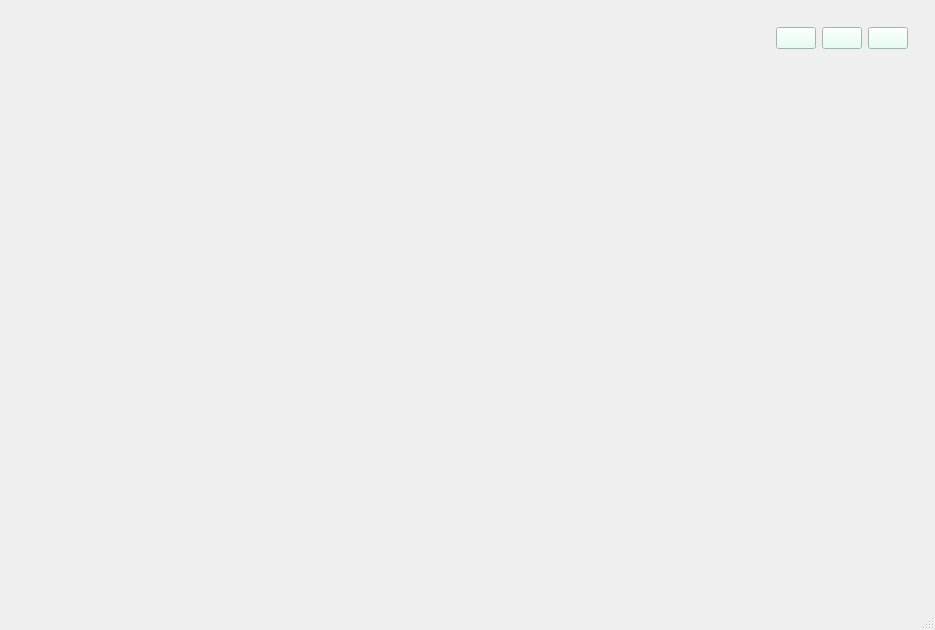
First picture: the form in mainwindow.ui, repository at1d7/DDAS_Client, before the edit.
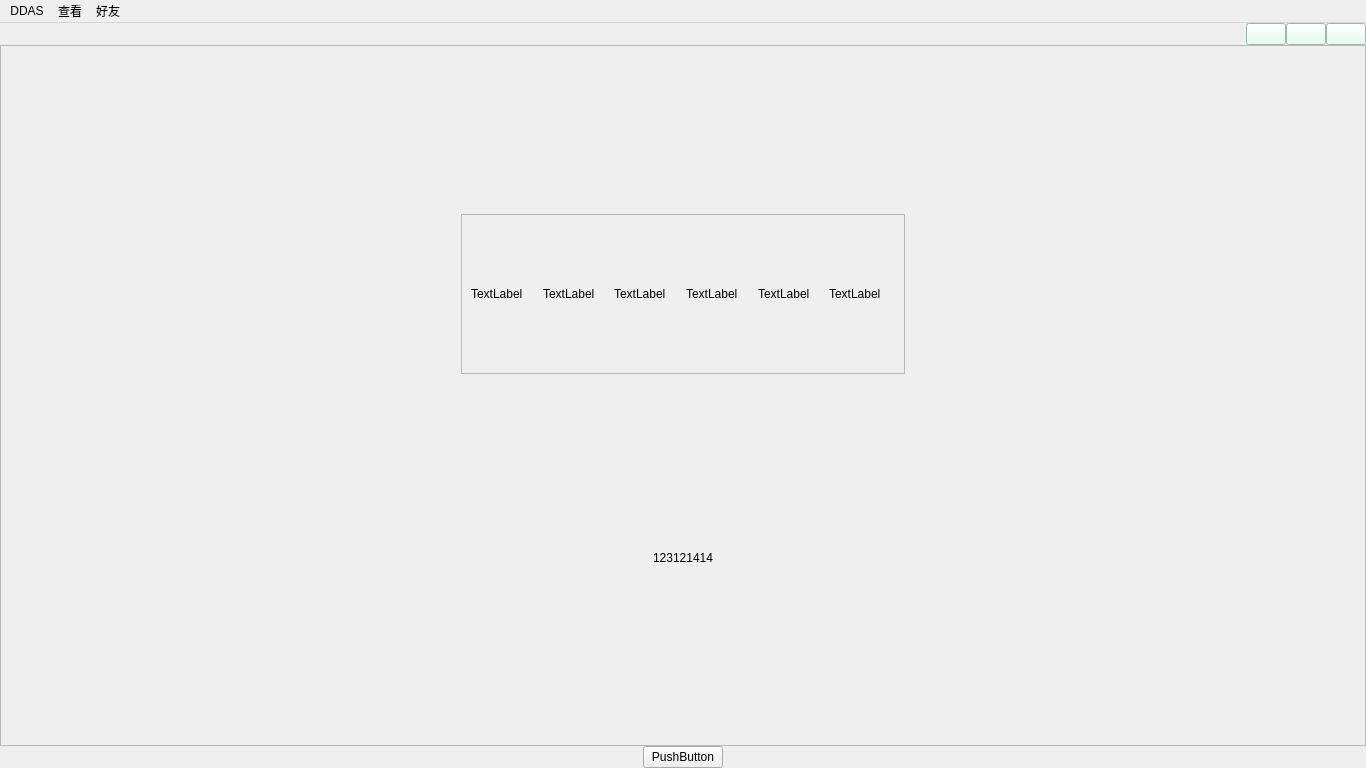
Second picture: the form after the edit. Icons and pictures are not drawn.

Commit message: new design of the mainwindow，and also solve the kit problem

The edit to the form file:
```diff
--- a/mainwindow.ui
+++ b/mainwindow.ui
@@ -6,8 +6,8 @@
    <rect>
     <x>0</x>
     <y>0</y>
-    <width>935</width>
-    <height>630</height>
+    <width>1366</width>
+    <height>768</height>
    </rect>
   </property>
   <property name="windowTitle">
@@ -15,25 +15,328 @@
   </property>
   <widget class="QWidget" name="centralwidget">
    <layout class="QGridLayout" name="gridLayout">
+    <property name="leftMargin">
+     <number>0</number>
+    </property>
+    <property name="topMargin">
+     <number>0</number>
+    </property>
+    <property name="rightMargin">
+     <number>0</number>
+    </property>
+    <property name="bottomMargin">
+     <number>0</number>
+    </property>
+    <property name="spacing">
+     <number>0</number>
+    </property>
+    <item row="1" column="0">
+     <widget class="QWidget" name="widget_2" native="true">
+      <layout class="QHBoxLayout" name="horizontalLayout">
+       <property name="spacing">
+        <number>0</number>
+       </property>
+       <property name="leftMargin">
+        <number>0</number>
+       </property>
+       <property name="topMargin">
+        <number>0</number>
+       </property>
+       <property name="rightMargin">
+        <number>0</number>
+       </property>
+       <property name="bottomMargin">
+        <number>0</number>
+       </property>
+       <item>
+        <spacer name="horizontalSpacer">
+         <property name="orientation">
+          <enum>Qt::Horizontal</enum>
+         </property>
+         <property name="sizeHint" stdset="0">
+          <size>
+           <width>40</width>
+           <height>20</height>
+          </size>
+         </property>
+        </spacer>
+       </item>
+       <item>
+        <widget class="QPushButton" name="pushButton_3">
+         <property name="text">
+          <string>PushButton</string>
+         </property>
+        </widget>
+       </item>
+       <item>
+        <spacer name="horizontalSpacer_2">
+         <property name="orientation">
+          <enum>Qt::Horizontal</enum>
+         </property>
+         <property name="sizeHint" stdset="0">
+          <size>
+           <width>40</width>
+           <height>20</height>
+          </size>
+         </property>
+        </spacer>
+       </item>
+      </layout>
+     </widget>
+    </item>
     <item row="0" column="0">
      <widget class="QWidget" name="widget_3" native="true">
+      <property name="autoFillBackground">
+       <bool>false</bool>
+      </property>
       <layout class="QGridLayout" name="gridLayout_3">
-       <item row="3" column="0">
-        <spacer name="horizontalSpacer_3">
-         <property name="orientation">
-          <enum>Qt::Horizontal</enum>
+       <property name="leftMargin">
+        <number>0</number>
+       </property>
+       <property name="topMargin">
+        <number>0</number>
+       </property>
+       <property name="rightMargin">
+        <number>0</number>
+       </property>
+       <property name="bottomMargin">
+        <number>0</number>
+       </property>
+       <property name="spacing">
+        <number>0</number>
+       </property>
+       <item row="1" column="0">
+        <widget class="QWidget" name="widget" native="true">
+         <property name="layoutDirection">
+          <enum>Qt::LeftToRight</enum>
          </property>
-         <property name="sizeHint" stdset="0">
-          <size>
-           <width>40</width>
-           <height>20</height>
-          </size>
+         <property name="autoFillBackground">
+          <bool>false</bool>
          </property>
-        </spacer>
+         <layout class="QGridLayout" name="gridLayout_2">
+          <property name="leftMargin">
+           <number>0</number>
+          </property>
+          <property name="topMargin">
+           <number>0</number>
+          </property>
+          <property name="rightMargin">
+           <number>0</number>
+          </property>
+          <property name="bottomMargin">
+           <number>0</number>
+          </property>
+          <property name="spacing">
+           <number>0</number>
+          </property>
+          <item row="0" column="0">
+           <widget class="QScrollArea" name="centerScarea">
+            <property name="widgetResizable">
+             <bool>true</bool>
+            </property>
+            <property name="alignment">
+             <set>Qt::AlignCenter</set>
+            </property>
+            <widget class="QWidget" name="topSawc">
+             <property name="geometry">
+              <rect>
+               <x>0</x>
+               <y>0</y>
+               <width>1364</width>
+               <height>697</height>
+              </rect>
+             </property>
+             <layout class="QGridLayout" name="gridLayout_4">
+              <item row="0" column="1">
+               <spacer name="verticalSpacer">
+                <property name="orientation">
+                 <enum>Qt::Vertical</enum>
+                </property>
+                <property name="sizeHint" stdset="0">
+                 <size>
+                  <width>20</width>
+                  <height>40</height>
+                 </size>
+                </property>
+               </spacer>
+              </item>
+              <item row="2" column="1">
+               <spacer name="verticalSpacer_2">
+                <property name="orientation">
+                 <enum>Qt::Vertical</enum>
+                </property>
+                <property name="sizeHint" stdset="0">
+                 <size>
+                  <width>20</width>
+                  <height>40</height>
+                 </size>
+                </property>
+               </spacer>
+              </item>
+              <item row="3" column="0" colspan="3">
+               <widget class="QWidget" name="newEvents" native="true">
+                <layout class="QHBoxLayout" name="horizontalLayout_3">
+                 <item>
+                  <spacer name="horizontalSpacer_6">
+                   <property name="orientation">
+                    <enum>Qt::Horizontal</enum>
+                   </property>
+                   <property name="sizeHint" stdset="0">
+                    <size>
+                     <width>40</width>
+                     <height>20</height>
+                    </size>
+                   </property>
+                  </spacer>
+                 </item>
+                 <item>
+                  <widget class="QLabel" name="label">
+                   <property name="text">
+                    <string>123121414</string>
+                   </property>
+                  </widget>
+                 </item>
+                 <item>
+                  <spacer name="horizontalSpacer_7">
+                   <property name="orientation">
+                    <enum>Qt::Horizontal</enum>
+                   </property>
+                   <property name="sizeHint" stdset="0">
+                    <size>
+                     <width>40</width>
+                     <height>20</height>
+                    </size>
+                   </property>
+                  </spacer>
+                 </item>
+                </layout>
+               </widget>
+              </item>
+              <item row="1" column="1">
+               <widget class="QScrollArea" name="hotSales">
+                <property name="widgetResizable">
+                 <bool>true</bool>
+                </property>
+                <widget class="QWidget" name="hotsales_sawc">
+                 <property name="geometry">
+                  <rect>
+                   <x>0</x>
+                   <y>0</y>
+                   <width>442</width>
+                   <height>153</height>
+                  </rect>
+                 </property>
+                 <layout class="QHBoxLayout" name="horizontalLayout_4">
+                  <item>
+                   <widget class="QLabel" name="label_2">
+                    <property name="text">
+                     <string>TextLabel</string>
+                    </property>
+                   </widget>
+                  </item>
+                  <item>
+                   <widget class="QLabel" name="label_3">
+                    <property name="text">
+                     <string>TextLabel</string>
+                    </property>
+                   </widget>
+                  </item>
+                  <item>
+                   <widget class="QLabel" name="label_4">
+                    <property name="text">
+                     <string>TextLabel</string>
+                    </property>
+                   </widget>
+                  </item>
+                  <item>
+                   <widget class="QLabel" name="label_5">
+                    <property name="text">
+                     <string>TextLabel</string>
+                    </property>
+                   </widget>
+                  </item>
+                  <item>
+                   <widget class="QLabel" name="label_6">
+                    <property name="text">
+                     <string>TextLabel</string>
+                    </property>
+                   </widget>
+                  </item>
+                  <item>
+                   <widget class="QLabel" name="label_7">
+                    <property name="text">
+                     <string>TextLabel</string>
+                    </property>
+                   </widget>
+                  </item>
+                 </layout>
+                </widget>
+               </widget>
+              </item>
+              <item row="1" column="0">
+               <spacer name="horizontalSpacer_3">
+                <property name="orientation">
+                 <enum>Qt::Horizontal</enum>
+                </property>
+                <property name="sizeHint" stdset="0">
+                 <size>
+                  <width>40</width>
+                  <height>20</height>
+                 </size>
+                </property>
+               </spacer>
+              </item>
+              <item row="1" column="2">
+               <spacer name="horizontalSpacer_5">
+                <property name="orientation">
+                 <enum>Qt::Horizontal</enum>
+                </property>
+                <property name="sizeHint" stdset="0">
+                 <size>
+                  <width>40</width>
+                  <height>20</height>
+                 </size>
+                </property>
+               </spacer>
+              </item>
+              <item row="4" column="1">
+               <spacer name="verticalSpacer_3">
+                <property name="orientation">
+                 <enum>Qt::Vertical</enum>
+                </property>
+                <property name="sizeHint" stdset="0">
+                 <size>
+                  <width>20</width>
+                  <height>40</height>
+                 </size>
+                </property>
+               </spacer>
+              </item>
+             </layout>
+            </widget>
+           </widget>
+          </item>
+         </layout>
+        </widget>
        </item>
        <item row="0" column="0">
         <widget class="QWidget" name="widget_4" native="true">
          <layout class="QHBoxLayout" name="horizontalLayout_2">
+          <property name="spacing">
+           <number>0</number>
+          </property>
+          <property name="leftMargin">
+           <number>0</number>
+          </property>
+          <property name="topMargin">
+           <number>0</number>
+          </property>
+          <property name="rightMargin">
+           <number>0</number>
+          </property>
+          <property name="bottomMargin">
+           <number>0</number>
+          </property>
           <item>
            <spacer name="horizontalSpacer_4">
             <property name="orientation">
@@ -93,19 +396,6 @@
          </layout>
         </widget>
        </item>
-       <item row="2" column="0">
-        <spacer name="verticalSpacer_2">
-         <property name="orientation">
-          <enum>Qt::Vertical</enum>
-         </property>
-         <property name="sizeHint" stdset="0">
-          <size>
-           <width>20</width>
-           <height>40</height>
-          </size>
-         </property>
-        </spacer>
-       </item>
       </layout>
      </widget>
     </item>
@@ -116,12 +406,29 @@
     <rect>
      <x>0</x>
      <y>0</y>
-     <width>935</width>
+     <width>1366</width>
      <height>21</height>
     </rect>
    </property>
+   <widget class="QMenu" name="menuDDAS">
+    <property name="title">
+     <string>DDAS</string>
+    </property>
+   </widget>
+   <widget class="QMenu" name="menu">
+    <property name="title">
+     <string>查看</string>
+    </property>
+   </widget>
+   <widget class="QMenu" name="menu_2">
+    <property name="title">
+     <string>好友</string>
+    </property>
+   </widget>
+   <addaction name="menuDDAS"/>
+   <addaction name="menu"/>
+   <addaction name="menu_2"/>
   </widget>
-  <widget class="QStatusBar" name="statusbar"/>
  </widget>
  <resources>
   <include location="res.qrc"/>
```
The commit also changes 7 other files.
